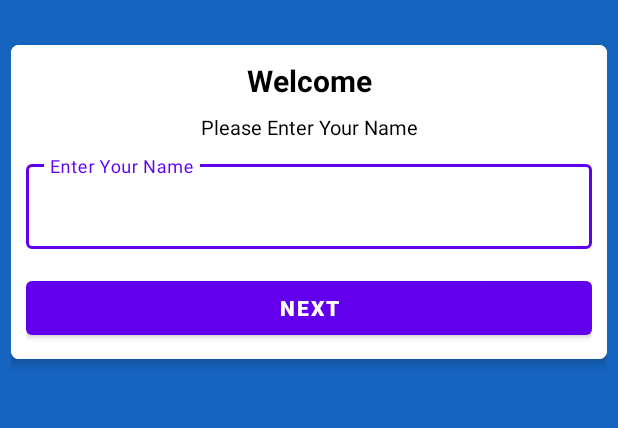
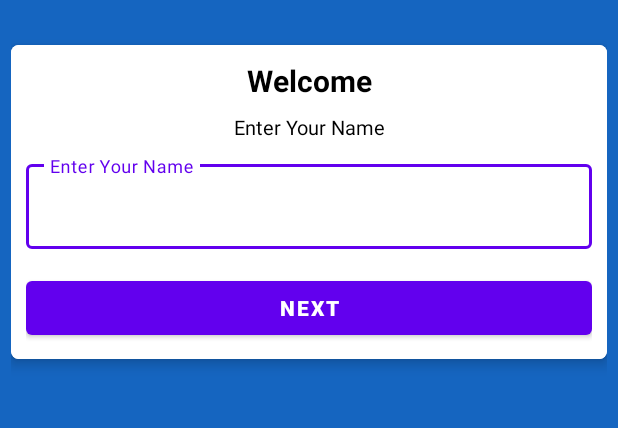
Before and after one commit to SandeepSaini9/Quiz-App, an Android app: the screen it shows after launch (MainActivity), on a phone screen of 412 x 824 dp, the part 390-818 px from its top. Run offline under Robolectric (Android 15) with nearby library versions, the phone set to English and light mode, and no system bars.

```diff
--- a/app/src/main/res/layout/activity_main.xml
+++ b/app/src/main/res/layout/activity_main.xml
@@ -53,7 +53,7 @@
             <TextView
                 android:layout_width="match_parent"
                 android:layout_height="wrap_content"
-                android:text="@string/please_enter_your_name"
+                android:text="@string/enter_your_name"
                 android:textColor="@color/black"
                 android:gravity="center"
                 android:layout_marginTop="8dp"
```
